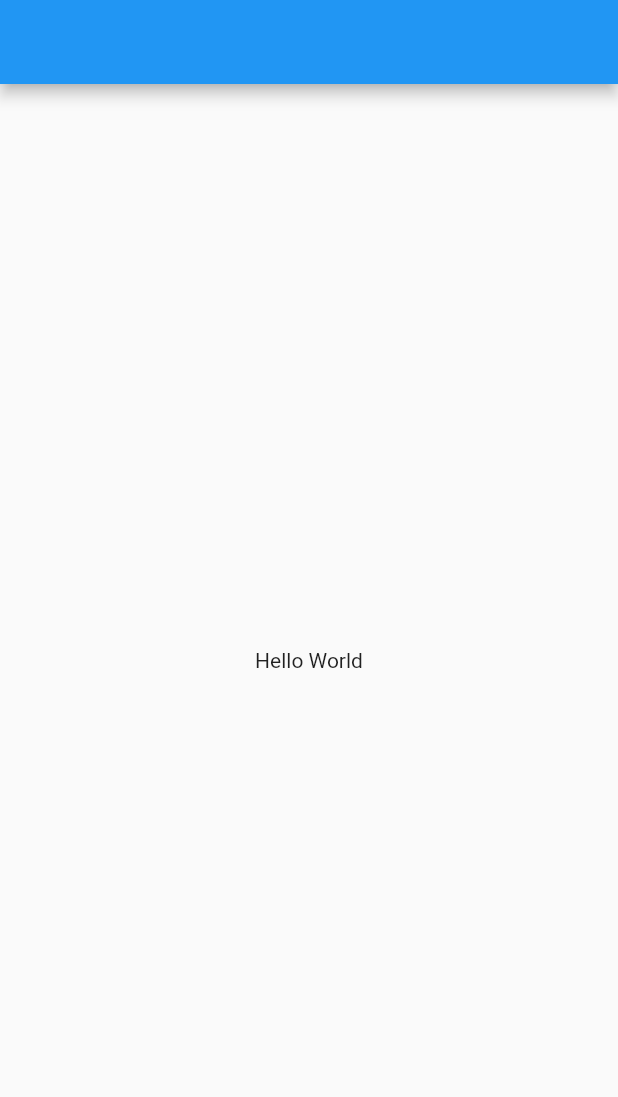
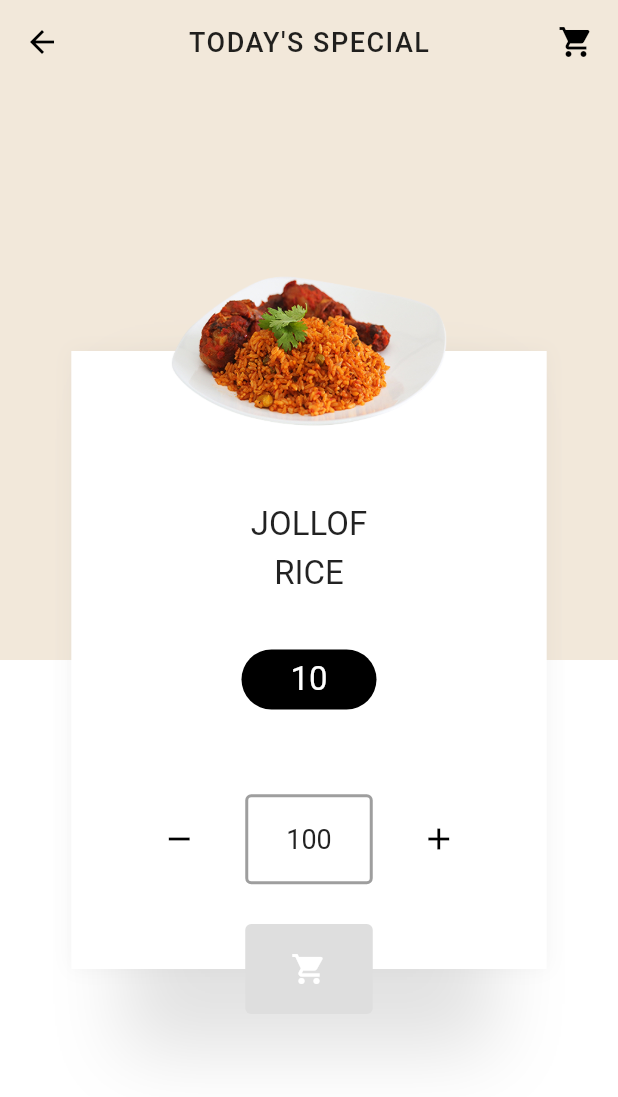
Before and after one commit to shamnex/flutter_challenges, a Flutter app: the screen it shows after launch, on a phone screen of 412 x 824 dp. Shown: the top 1097 px of the screen. Run offline on Flutter 3.47's test engine with Material 2 defaults, Android fonts, the phone set to English and light mode, and no system bars.

Commit message:
layout done - 50% Complete

```diff
--- a/01_city_guides/lib/src/app.dart
+++ b/01_city_guides/lib/src/app.dart
@@ -3,7 +3,6 @@ import 'package:challenges/src/screens/destination/destination_screen.dart';
 import 'package:challenges/src/screens/story/stories_screen.dart';
 import 'package:challenges/src/widgets/route_animations.dart';
 import "package:flutter/material.dart";
-import 'package:flutter_villains/villain.dart';
 import 'screens/home/home_screen.dart';
 import 'package:challenges/src/screens/home/tabs/search_screen.dart';
 
@@ -11,7 +10,6 @@ class App extends StatelessWidget {
   Widget build(BuildContext context) {
 
     return MaterialApp(
-      navigatorObservers: [new VillainTransitionObserver()],
       theme: ThemeData(
         iconTheme: IconThemeData(color: Colors.grey),
         primaryColor:AppColors.darkGrey,
--- a/02_ramen_restaurant/lib/src/app.dart
+++ b/02_ramen_restaurant/lib/src/app.dart
@@ -5,6 +5,12 @@ class App extends StatelessWidget {
   @override
   Widget build(BuildContext context) {
     return MaterialApp(
+      theme: ThemeData(
+        textTheme: TextTheme(),
+        buttonTheme: ButtonThemeData(),
+        iconTheme: IconThemeData(color: Colors.black),
+        primaryColor: Colors.grey,
+      ),
       title: "New App",
       home: HomeScreen(),
     );
--- /dev/null
+++ b/02_ramen_restaurant/lib/src/data/constants.dart
@@ -0,0 +1,14 @@
+import 'package:flutter/painting.dart';
+import 'package:flutter/material.dart';
+
+
+class AppColors {
+  static const Color darkGrey = const Color(0xFFdedede);
+  static const Color lightGrey = const Color(0xFFd1d1d1);
+
+
+}
+
+class ImageIcons {
+
+}
--- a/02_ramen_restaurant/lib/src/screens/home_screen.dart
+++ b/02_ramen_restaurant/lib/src/screens/home_screen.dart
@@ -1,12 +1,209 @@
 import 'package:flutter/material.dart';
+import 'package:ramen_restaurant/src/data/constants.dart';
 
 class HomeScreen extends StatelessWidget {
   Widget build(BuildContext context) {
     return Scaffold(
-      appBar: AppBar(),
-      body: Center(
-        child: Text("Hello World"),
+      appBar: AppBar(
+        leading: BackButton(),
+        backgroundColor: Color(0xFFf2e8da),
+        elevation: 0.0,
+        centerTitle: true,
+        actions: <Widget>[
+          Container(
+            margin: const EdgeInsets.only(right: 16.0),
+            child: Icon(Icons.shopping_cart),
+          ),
+        ],
+        title: Text(
+          'TODAY\'S SPECIAL',
+          style: TextStyle(fontSize: 18.0, letterSpacing: 1.0),
+        ),
+      ),
+      body: Stack(
+        children: <Widget>[
+          //main background
+          Column(children: [
+            Expanded(
+              child: Container(
+                color: Color(0xFFf2e8da),
+              ),
+            ),
+            Expanded(
+              child: Container(
+                color: Color(0xFFffffff),
+              ),
+            ),
+          ]),
+
+          Center(
+            child: new ItemCard(),
+          ),
+        ],
       ),
     );
   }
 }
+
+class ItemCard extends StatelessWidget {
+  const ItemCard({
+    Key key,
+  }) : super(key: key);
+
+  @override
+  Widget build(BuildContext context) {
+    return Stack(
+      overflow: Overflow.visible,
+      alignment: Alignment.topCenter,
+      children: [
+        //===============================
+        //shadow
+        //===============================
+        Container(
+          padding: EdgeInsets.only(top: 60.0),
+          height: MediaQuery.of(context).size.height / 2,
+          width: MediaQuery.of(context).size.width / 1.9,
+          decoration: BoxDecoration(
+            color: Colors.transparent,
+            boxShadow: [
+              BoxShadow(
+                color: Colors.grey.withOpacity(0.3),
+                offset: Offset(0.0, 40.0),
+                spreadRadius: 15.0,
+                blurRadius: 40.0,
+              )
+            ],
+          ),
+        ),
+        //====================================================
+        //Card
+        //=================================================
+        buildCard(context),
+        Positioned(
+          // transform: Matrix4.identity()..translate(0.0, 30.0),
+          child: buildButton(),
+          bottom: -30.0,
+        ),
+
+        Transform(
+          child: Image.asset(
+            "assets/images/jollof.png",
+            height: 100.0,
+          ),
+          transform: Matrix4.identity()..translate(0.0, -50.0),
+        ),
+        //buttton
+      ],
+    );
+  }
+
+  Widget buildCard(BuildContext context) {
+    return Container(
+      padding: EdgeInsets.only(top: 60.0),
+      height: MediaQuery.of(context).size.height / 2,
+      width: MediaQuery.of(context).size.width / 1.3,
+      decoration: BoxDecoration(
+        color: Colors.white,
+        boxShadow: [
+          BoxShadow(
+            color: Colors.grey.withOpacity(0.1),
+            blurRadius: 10.0,
+          )
+        ],
+      ),
+      child: Column(
+        mainAxisAlignment: MainAxisAlignment.spaceEvenly,
+        children: <Widget>[
+          Container(
+            width: 150.0,
+            child: Column(
+              children: <Widget>[
+                Text(
+                  "JOLLOF",
+                  softWrap: true,
+                  maxLines: 2,
+                  textAlign: TextAlign.center,
+                  style: TextStyle(fontSize: 22.0, height: 1.5),
+                ),
+                Text(
+                  "RICE",
+                  softWrap: true,
+                  maxLines: 2,
+                  textAlign: TextAlign.center,
+                  style: TextStyle(fontSize: 22.0, height: 1.5),
+                ),
+              ],
+            ),
+          ),
+          Container(
+            width: 90.0,
+            alignment: Alignment.center,
+            padding: EdgeInsets.symmetric(
+              vertical: 7.0,
+              horizontal: 20.0,
+            ),
+            decoration: BoxDecoration(
+                color: Colors.black, borderRadius: BorderRadius.circular(30.0)),
+            child: Text(
+              "10",
+              style: TextStyle(fontSize: 22.0, color: Colors.white),
+            ),
+          ),
+          Row(
+            mainAxisAlignment: MainAxisAlignment.center,
+            children: <Widget>[
+              IconButton(
+                icon: Icon(Icons.remove),
+                onPressed: () {},
+              ),
+              Container(
+                alignment: Alignment.center,
+                height: 60.0,
+                width: 85.0,
+                margin: EdgeInsets.all(20.0),
+                padding: EdgeInsets.symmetric(
+                  vertical: 7.0,
+                  horizontal: 20.0,
+                ),
+                decoration: BoxDecoration(
+                  borderRadius: BorderRadius.circular(4.0),
+                  border: Border.all(color: Colors.grey, width: 2.0),
+                  color: Colors.transparent,
+                ),
+                child: Text(
+                  "100",
+                  style: TextStyle(fontSize: 18.0, color: Colors.grey.shade900),
+                ),
+              ),
+              IconButton(
+                icon: Icon(Icons.add),
+                onPressed: () {},
+              )
+            ],
+          ),
+        ],
+      ),
+    );
+  }
+
+  Widget buildButton() {
+    return GestureDetector(
+      behavior: HitTestBehavior.deferToChild,
+      onTap: () {
+        print("Mona");
+      },
+      child: Container(
+        height: 60.0,
+        width: 85.0,
+        decoration: BoxDecoration(
+          color: AppColors.darkGrey,
+          borderRadius: BorderRadius.circular(4.0),
+        ),
+        child: Icon(
+          Icons.shopping_cart,
+          color: Colors.white,
+        ),
+      ),
+    );
+  }
+}
--- a/02_ramen_restaurant/pubspec.yaml
+++ b/02_ramen_restaurant/pubspec.yaml
@@ -37,9 +37,8 @@ flutter:
   uses-material-design: true
 
   # To add assets to your application, add an assets section, like this:
-  # assets:
-  #  - images/a_dot_burr.jpeg
-  #  - images/a_dot_ham.jpeg
+  assets:
+   - assets/images/jollof.png
 
   # An image asset can refer to one or more resolution-specific "variants", see
   # https://flutter.io/assets-and-images/#resolution-aware.
```
Also changed, not shown: 02_ramen_restaurant/assets/images/jollof.png (added), 6 other files.
